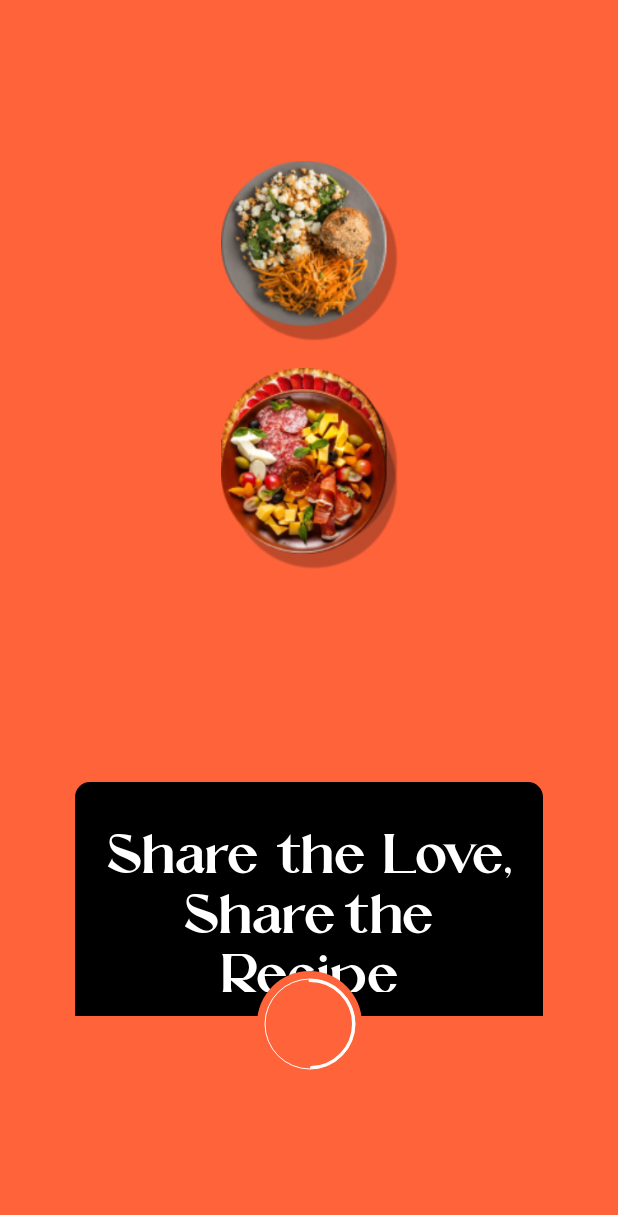
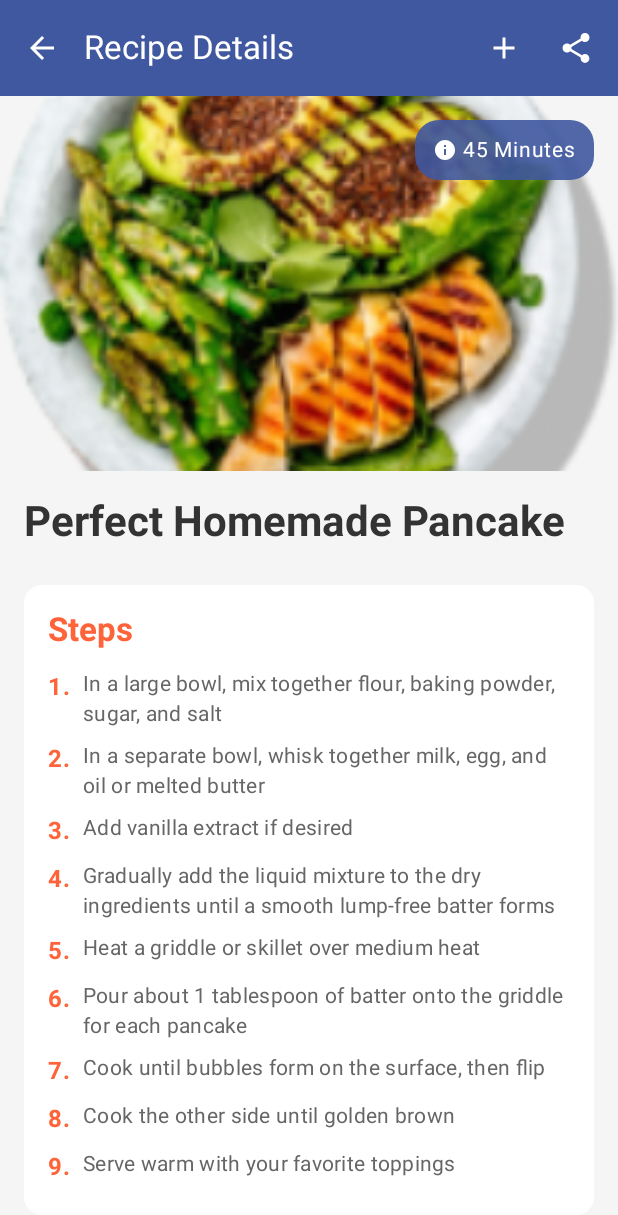
Before and after one commit to AhmedSamy02/Foodify, an Android app built with Jetpack Compose: the screen it shows after launch (MainActivity), on a phone screen of 412 x 824 dp. Shown: the top 1215 px of the screen. Run offline under Robolectric (Android 15) with nearby library versions, the phone set to English and light mode, and no system bars; our stand-ins replace Dagger/Hilt's generated code.

Commit message:
RecipeDetails.kt

```diff
--- a/app/build.gradle.kts
+++ b/app/build.gradle.kts
@@ -80,6 +80,6 @@ dependencies {
     //Gson for type conversion list of Recipe inside Collection
     implementation("com.google.code.gson:gson:2.10.1")
 
-    implementation("io.coil-kt.coil3:coil-compose:2.7.0")
-    implementation("io.coil-kt.coil3:coil-network-okhttp:2.7.0")
+    implementation("io.coil-kt.coil3:coil-compose:3.2.0")
+    implementation("io.coil-kt.coil3:coil-network-okhttp:3.2.0")
 }
--- a/app/src/main/AndroidManifest.xml
+++ b/app/src/main/AndroidManifest.xml
@@ -1,7 +1,8 @@
 <?xml version="1.0" encoding="utf-8"?>
 <manifest xmlns:android="http://schemas.android.com/apk/res/android"
     xmlns:tools="http://schemas.android.com/tools">
-
+    <uses-permission android:name="android.permission.INTERNET" />
+    <uses-permission android:name="android.permission.ACCESS_NETWORK_STATE" />
     <application
         android:name=".Foodify"
         android:allowBackup="true"
--- a/app/src/main/java/com/example/foodify/MainActivity.kt
+++ b/app/src/main/java/com/example/foodify/MainActivity.kt
@@ -7,8 +7,11 @@ import androidx.activity.enableEdgeToEdge
 import androidx.activity.viewModels
 import androidx.core.splashscreen.SplashScreen.Companion.installSplashScreen
 import androidx.lifecycle.lifecycleScope
+import androidx.navigation.NavController
 import com.example.foodify.data.local.RecipeEntity
+import com.example.foodify.domain.model.Recipe
 import com.example.foodify.presentation.navigation.NavigationStack
+import com.example.foodify.presentation.screens.recipedetail.RecipeDetailScreen
 import com.example.foodify.presentation.theme.FoodifyTheme
 import com.example.foodify.presentation.viewmodels.LocalViewModel
 import dagger.hilt.android.AndroidEntryPoint
@@ -17,30 +20,44 @@ import kotlinx.coroutines.launch
 @AndroidEntryPoint
 class MainActivity : ComponentActivity() {
     val viewModel by viewModels<LocalViewModel>()
-//    val recipe = Recipe(
-//        id = 1,
-//        title = "Pizza",
-//        ingredients = listOf("Pizza Ingredients", "Pizza Ingredients"),
-//        steps = listOf("Pizza Instructions", "Pizza Instructions"),
-//        tags = listOf("Pizza", "Italian"),
-//    )
-//    val collection = Collection(
-//        id = 1,
-//        title = "Pizza",
-//        recipes = listOf(recipe,recipe)
-//    )
+    val sampleRecipe = Recipe(
+        id = 0,
+        title = "Perfect Homemade Pancake",
+        imageUrl = null,
+        ingredients = listOf(
+            "2 cups all-purpose flour",
+            "2 teaspoons baking powder",
+            "2 tablespoons sugar",
+            "1/2 teaspoon salt",
+            "1.5 cups milk",
+            "1 large egg",
+            "2 tablespoons vegetable oil or melted butter",
+            "Vanilla extract (optional)"
+        ),
+        steps = listOf(
+            "In a large bowl, mix together flour, baking powder, sugar, and salt",
+            "In a separate bowl, whisk together milk, egg, and oil or melted butter",
+            "Add vanilla extract if desired",
+            "Gradually add the liquid mixture to the dry ingredients until a smooth lump-free batter forms",
+            "Heat a griddle or skillet over medium heat",
+            "Pour about 1 tablespoon of batter onto the griddle for each pancake",
+            "Cook until bubbles form on the surface, then flip",
+            "Cook the other side until golden brown",
+            "Serve warm with your favorite toppings"
+        ),
+        tags = listOf("Breakfast", "Easy", "Vegetarian")
+    )
+
+
     override fun onCreate(savedInstanceState: Bundle?) {
         installSplashScreen()
         super.onCreate(savedInstanceState)
         enableEdgeToEdge()
         setContent {
             FoodifyTheme {
-                NavigationStack()
+//                NavigationStack()
+                RecipeDetailScreen(NavController(this),sampleRecipe)
             }
-        }
-        lifecycleScope.launch {
-//            testRecipeInsertionAndRetrieval(viewModel,recipe)
-//            testCollectionInsertionAndRetrieval(viewModel,collection)
         }
     }
     private suspend fun testRecipeInsertionAndRetrieval(viewModel: LocalViewModel,recipe: RecipeEntity){
--- /dev/null
+++ b/app/src/main/java/com/example/foodify/presentation/screens/RecipeDetails/RecipeDetails.kt
@@ -0,0 +1,327 @@
+package com.example.foodify.presentation.screens.recipedetail
+
+import androidx.compose.foundation.layout.Arrangement
+import androidx.compose.foundation.layout.Box
+import androidx.compose.foundation.layout.Column
+import androidx.compose.foundation.layout.Row
+import androidx.compose.foundation.layout.Spacer
+import androidx.compose.foundation.layout.fillMaxSize
+import androidx.compose.foundation.layout.fillMaxWidth
+import androidx.compose.foundation.layout.height
+import androidx.compose.foundation.layout.padding
+import androidx.compose.foundation.layout.size
+import androidx.compose.foundation.layout.width
+import androidx.compose.foundation.rememberScrollState
+import androidx.compose.foundation.shape.RoundedCornerShape
+import androidx.compose.foundation.verticalScroll
+import androidx.compose.material.icons.Icons
+import androidx.compose.material.icons.filled.Add
+import androidx.compose.material.icons.filled.ArrowBack
+import androidx.compose.material.icons.filled.CheckCircle
+import androidx.compose.material.icons.filled.Done
+import androidx.compose.material.icons.filled.Info
+import androidx.compose.material.icons.filled.Share
+import androidx.compose.material3.Card
+import androidx.compose.material3.CardDefaults
+import androidx.compose.material3.ExperimentalMaterial3Api
+import androidx.compose.material3.Icon
+import androidx.compose.material3.IconButton
+import androidx.compose.material3.MaterialTheme
+import androidx.compose.material3.Scaffold
+import androidx.compose.material3.Text
+import androidx.compose.material3.TopAppBar
+import androidx.compose.material3.TopAppBarDefaults
+import androidx.compose.runtime.Composable
+import androidx.compose.runtime.getValue
+import androidx.compose.runtime.mutableStateOf
+import androidx.compose.runtime.remember
+import androidx.compose.runtime.setValue
+import androidx.compose.ui.Alignment
+import androidx.compose.ui.Modifier
+import androidx.compose.ui.draw.clip
+import androidx.compose.ui.graphics.Color
+import androidx.compose.ui.layout.ContentScale
+import androidx.compose.ui.platform.LocalContext
+import androidx.compose.ui.res.painterResource
+import androidx.compose.ui.text.font.FontWeight
+import androidx.compose.ui.tooling.preview.Preview
+import androidx.compose.ui.unit.dp
+import androidx.compose.ui.unit.sp
+import androidx.navigation.NavController
+import coil3.compose.AsyncImage
+import com.example.foodify.R
+import com.example.foodify.domain.model.Recipe
+import com.example.foodify.presentation.theme.MainColor
+import com.example.foodify.presentation.theme.OnBoarding2Color
+
+@OptIn(ExperimentalMaterial3Api::class)
+@Composable
+fun RecipeDetailScreen(navController: NavController, recipe: Recipe) {
+    var isBookmarked by remember { mutableStateOf(false) }
+
+    Scaffold(
+        topBar = {
+            TopAppBar(
+                title = { Text("Recipe Details", color = Color.White) },
+                navigationIcon = {
+                    IconButton(onClick = { navController.popBackStack() }) {
+                        Icon(
+                            imageVector = Icons.Default.ArrowBack,
+                            contentDescription = "Back",
+                            tint = Color.White
+                        )
+                    }
+                },
+                actions = {
+                    IconButton(onClick = { isBookmarked = !isBookmarked }) {
+                        Icon(
+                            imageVector = if (isBookmarked) Icons.Default.Done else Icons.Default.Add,
+                            contentDescription = "Bookmark",
+                            tint = Color.White
+                        )
+                    }
+                    IconButton(onClick = { }) {
+                        Icon(
+                            imageVector = Icons.Default.Share,
+                            contentDescription = "Share",
+                            tint = Color.White
+                        )
+                    }
+                },
+                colors = TopAppBarDefaults.topAppBarColors(
+                    containerColor = MainColor,
+                )
+            )
+        },
+        containerColor = Color(0xFFF5F5F5)
+    ) { innerPadding ->
+        Column(
+            modifier = Modifier
+                .padding(innerPadding)
+                .fillMaxSize()
+                .verticalScroll(rememberScrollState())
+        ) {
+            // Recipe Image
+            Box(modifier = Modifier.fillMaxWidth()) {
+                if (recipe.imageUrl != null) {
+                    AsyncImage(
+                        model = recipe.imageUrl,
+                        contentDescription = recipe.title,
+                        modifier = Modifier
+                            .fillMaxWidth()
+                            .height(250.dp),
+                        contentScale = ContentScale.Crop
+                    )
+                } else {
+                    androidx.compose.foundation.Image(
+                        painter = painterResource(R.drawable.dish3_1),
+                        contentDescription = "Recipe image",
+                        modifier = Modifier
+                            .fillMaxWidth()
+                            .height(250.dp),
+                        contentScale = ContentScale.Crop
+                    )
+                }
+
+                // Tags/Categories badge
+                if (recipe.tags.isNotEmpty()) {
+                    Card(
+                        modifier = Modifier
+                            .padding(16.dp)
+                            .align(Alignment.TopEnd),
+                        shape = RoundedCornerShape(16.dp),
+                        colors = CardDefaults.cardColors(containerColor = MainColor.copy(alpha = 0.9f))
+                    ) {
+                        Row(
+                            modifier = Modifier.padding(horizontal = 12.dp, vertical = 8.dp),
+                            verticalAlignment = Alignment.CenterVertically
+                        ) {
+                            Icon(
+                                imageVector = Icons.Default.Info,
+                                contentDescription = "Tags",
+                                tint = Color.White,
+                                modifier = Modifier.size(16.dp)
+                            )
+                            Spacer(modifier = Modifier.width(4.dp))
+                            Text(
+                                text = "45 Minutes",
+                                color = Color.White,
+                                fontSize = 14.sp,
+                                maxLines = 1
+                            )
+                        }
+                    }
+                }
+            }
+
+            // Recipe Title
+            Text(
+                text = recipe.title,
+                style = MaterialTheme.typography.headlineMedium,
+                fontWeight = FontWeight.Bold,
+                modifier = Modifier.padding(16.dp),
+                color = Color(0xFF333333)
+            )
+
+            // Steps Section
+            Card(
+                modifier = Modifier
+                    .fillMaxWidth()
+                    .padding(horizontal = 16.dp, vertical = 8.dp),
+                shape = RoundedCornerShape(12.dp),
+                colors = CardDefaults.cardColors(containerColor = Color.White)
+            ) {
+                Column(modifier = Modifier.padding(16.dp)) {
+                    Text(
+                        text = "Steps",
+                        style = MaterialTheme.typography.titleLarge,
+                        fontWeight = FontWeight.Bold,
+                        color = OnBoarding2Color,
+                        modifier = Modifier.padding(bottom = 8.dp)
+                    )
+
+                    recipe.steps.forEachIndexed { index, step ->
+                        Row(
+                            modifier = Modifier.padding(vertical = 4.dp),
+                            verticalAlignment = Alignment.Top
+                        ) {
+                            Text(
+                                text = "${index + 1}.",
+                                fontWeight = FontWeight.Bold,
+                                color = OnBoarding2Color,
+                                modifier = Modifier.padding(end = 8.dp)
+                            )
+                            Text(
+                                text = step,
+                                style = MaterialTheme.typography.bodyMedium,
+                                color = Color(0xFF666666),
+                                modifier = Modifier.weight(1f)
+                            )
+                        }
+                    }
+                }
+            }
+
+            Card(
+                modifier = Modifier
+                    .fillMaxWidth()
+                    .padding(horizontal = 16.dp, vertical = 8.dp),
+                shape = RoundedCornerShape(12.dp),
+                colors = CardDefaults.cardColors(containerColor = Color.White)
+            ) {
+                Column(modifier = Modifier.padding(16.dp)) {
+                    Text(
+                        text = "Ingredients",
+                        style = MaterialTheme.typography.titleLarge,
+                        fontWeight = FontWeight.Bold,
+                        color = OnBoarding2Color,
+                        modifier = Modifier.padding(bottom = 8.dp)
+                    )
+
+                    // Display each ingredient with bullet points
+                    recipe.ingredients.forEach { ingredient ->
+                        Row(
+                            modifier = Modifier.padding(vertical = 4.dp),
+                            verticalAlignment = Alignment.Top
+                        ) {
+                            Text(
+                                text = "•",
+                                fontWeight = FontWeight.Bold,
+                                color = OnBoarding2Color,
+                                modifier = Modifier.padding(end = 8.dp)
+                            )
+                            Text(
+                                text = ingredient,
+                                style = MaterialTheme.typography.bodyMedium,
+                                color = Color(0xFF666666),
+                                modifier = Modifier.weight(1f)
+                            )
+                        }
+                    }
+                }
+            }
+
+            if (recipe.tags.isNotEmpty()) {
+                Card(
+                    modifier = Modifier
+                        .fillMaxWidth()
+                        .padding(horizontal = 16.dp, vertical = 8.dp),
+                    shape = RoundedCornerShape(12.dp),
+                    colors = CardDefaults.cardColors(containerColor = Color.White)
+                ) {
+                    Column(modifier = Modifier.padding(16.dp)) {
+                        Text(
+                            text = "Tags",
+                            style = MaterialTheme.typography.titleLarge,
+                            fontWeight = FontWeight.Bold,
+                            color = OnBoarding2Color,
+                            modifier = Modifier.padding(bottom = 8.dp)
+                        )
+
+                        Row(
+                            modifier = Modifier.fillMaxWidth(),
+                            horizontalArrangement = Arrangement.Start
+                        ) {
+                            recipe.tags.forEach { tag ->
+                                Card(
+                                    modifier = Modifier
+                                        .padding(end = 8.dp, bottom = 8.dp)
+                                        .clip(RoundedCornerShape(16.dp)),
+                                    colors = CardDefaults.cardColors(containerColor = MainColor.copy(alpha = 0.2f))
+                                ) {
+                                    Text(
+                                        text = tag,
+                                        color = MainColor,
+                                        modifier = Modifier.padding(horizontal = 12.dp, vertical = 6.dp),
+                                        fontSize = 14.sp
+                                    )
+                                }
+                            }
+                        }
+                    }
+                }
+            }
+
+            Spacer(modifier = Modifier.height(16.dp))
+        }
+    }
+}
+
+// Preview function
+@Preview(showBackground = true, showSystemUi = true)
+@Composable
+fun RecipeDetailScreenPreview() {
+    val sampleRecipe = Recipe(
+        id = 0,
+        title = "Perfect Homemade Pancake",
+        imageUrl = null,
+        ingredients = listOf(
+            "2 cups all-purpose flour",
+            "2 teaspoons baking powder",
+            "2 tablespoons sugar",
+            "1/2 teaspoon salt",
+            "1.5 cups milk",
+            "1 large egg",
+            "2 tablespoons vegetable oil or melted butter",
+            "Vanilla extract (optional)"
+        ),
+        steps = listOf(
+            "In a large bowl, mix together flour, baking powder, sugar, and salt",
+            "In a separate bowl, whisk together milk, egg, and oil or melted butter",
+            "Add vanilla extract if desired",
+            "Gradually add the liquid mixture to the dry ingredients until a smooth lump-free batter forms",
+            "Heat a griddle or skillet over medium heat",
+            "Pour about 1 tablespoon of batter onto the griddle for each pancake",
+            "Cook until bubbles form on the surface, then flip",
+            "Cook the other side until golden brown",
+            "Serve warm with your favorite toppings"
+        ),
+        tags = listOf("Breakfast", "Easy", "Vegetarian")
+    )
+
+    // For preview purposes, we can't provide a real NavController
+    RecipeDetailScreen(
+        navController = NavController(LocalContext.current),
+        recipe = sampleRecipe
+    )
+}
--- a/app/src/main/java/com/example/foodify/presentation/screens/collection/RecipeCard.kt
+++ b/app/src/main/java/com/example/foodify/presentation/screens/collection/RecipeCard.kt
@@ -13,6 +13,7 @@ import androidx.compose.material3.Text
 import androidx.compose.runtime.Composable
 import androidx.compose.ui.Modifier
 import androidx.compose.ui.layout.ContentScale
+import androidx.compose.ui.tooling.preview.Preview
 import androidx.compose.ui.unit.dp
 import coil3.compose.AsyncImage
 import com.example.foodify.domain.model.Recipe
```
